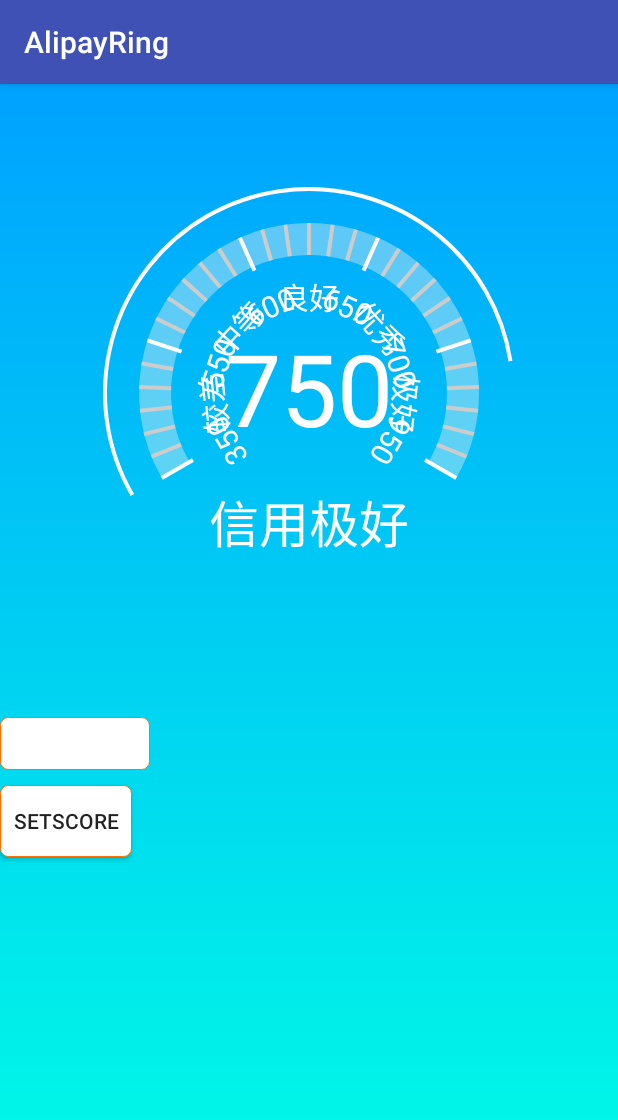
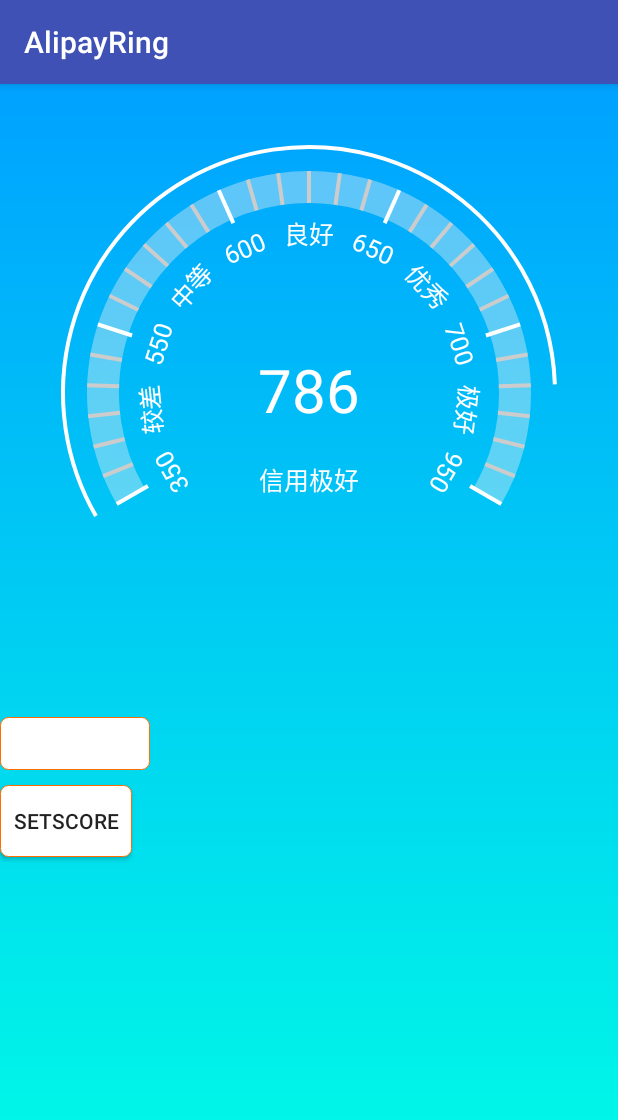
Before and after one commit to yushilei1218/AlipayRing, an Android app: the screen it shows after launch (MainActivity), on a phone screen of 412 x 824 dp. Shown: the top 1120 px of the screen. Run offline under Robolectric (Android 15) with nearby library versions, the phone set to English and light mode, and no system bars.

Commit message:
启动时 即加载动画

```diff
--- a/app/src/main/java/com/yushilei/alipayring/AlipayRingView.java
+++ b/app/src/main/java/com/yushilei/alipayring/AlipayRingView.java
@@ -47,13 +47,19 @@ public class AlipayRingView extends View implements ValueAnimator.AnimatorUpdate
     int mCenterY;
     int mR;
     private RectF mRectF;
-    int padding = 50;
+    int padding = 40;
 
     String tags[] = new String[]{"350", "较差", "550", "中等", "600", "良好", "650", "优秀", "700", "极好", "950"};
 
     String levelTags[] = new String[]{"信用较差", "信用一般", "信用良好", "信用优秀", "信用极好"};
 
     TextPaint mTextPaint = new TextPaint(Paint.ANTI_ALIAS_FLAG);
+
+    private float mRate;
+
+    float tagsSize;
+    float levelSize;
+    float scoreSize;
 
     public AlipayRingView(Context context) {
         this(context, null);
@@ -77,14 +83,20 @@ public class AlipayRingView extends View implements ValueAnimator.AnimatorUpdate
 
         mTextPaint.setColor(Color.WHITE);
         mTextPaint.setTextAlign(Paint.Align.CENTER);
+
     }
 
     @Override
     protected void onSizeChanged(int w, int h, int oldw, int oldh) {
         super.onSizeChanged(w, h, oldw, oldh);
+        mRate = (float) (w / 320);
+        tagsSize = mRate * 15;
+        levelSize = mRate * 25;
+        scoreSize = mRate * 60;
+
         mCenterX = w / 2;
         mCenterY = h / 2;
-        mR = w / 4;
+        mR = w / 3;
 
     }
 
@@ -107,7 +119,7 @@ public class AlipayRingView extends View implements ValueAnimator.AnimatorUpdate
         canvas.drawArc(mRectF, mStartAngle, mSweepAngle, false, mPanPaint);
         //分数
         mTextPaint.setColor(Color.WHITE);
-        mTextPaint.setTextSize(100);
+        mTextPaint.setTextSize(scoreSize);
         Paint.FontMetricsInt fontMetricsInt = mTextPaint.getFontMetricsInt();
         int textHeight = Math.abs(fontMetricsInt.top) + Math.abs(fontMetricsInt.bottom);
         int distance = (Math.abs(fontMetricsInt.ascent) - Math.abs(fontMetricsInt.descent)) / 2;
@@ -115,7 +127,7 @@ public class AlipayRingView extends View implements ValueAnimator.AnimatorUpdate
 
         //信用等级
         String levelStr = getLevelStr();
-        mTextPaint.setTextSize(50);
+        mTextPaint.setTextSize(levelSize);
         Paint.FontMetricsInt levelMetricsInt = mTextPaint.getFontMetricsInt();
         int levelHeight = Math.abs(levelMetricsInt.top) + Math.abs(levelMetricsInt.bottom);
         int levelY = mCenterY + textHeight / 2 + padding + levelHeight / 2;
@@ -135,7 +147,7 @@ public class AlipayRingView extends View implements ValueAnimator.AnimatorUpdate
 
             canvas.restore();
         }
-        mTextPaint.setTextSize(30);
+        mTextPaint.setTextSize(levelSize);
         mTextPaint.setColor(Color.WHITE);
         Paint.FontMetricsInt metricsInt = mTextPaint.getFontMetricsInt();
         int tagHeight = Math.abs(metricsInt.top) + Math.abs(metricsInt.bottom);
--- a/app/src/main/java/com/yushilei/alipayring/MainActivity.java
+++ b/app/src/main/java/com/yushilei/alipayring/MainActivity.java
@@ -4,6 +4,8 @@ import android.support.v7.app.AppCompatActivity;
 import android.os.Bundle;
 import android.view.View;
 import android.widget.EditText;
+
+import java.util.Random;
 
 public class MainActivity extends AppCompatActivity {
 
@@ -18,6 +20,15 @@ public class MainActivity extends AppCompatActivity {
         et = (EditText) findViewById(R.id.et);
     }
 
+    @Override
+    protected void onResume() {
+        super.onResume();
+        Random random = new Random();
+        int i = random.nextInt(950 - 350);
+        int score = 350 + i;
+        alipayV.setAnimScore(score);
+    }
+
     public void setScore(View view) {
         String num = et.getText().toString();
         if (num.trim().length() > 0) {
```
